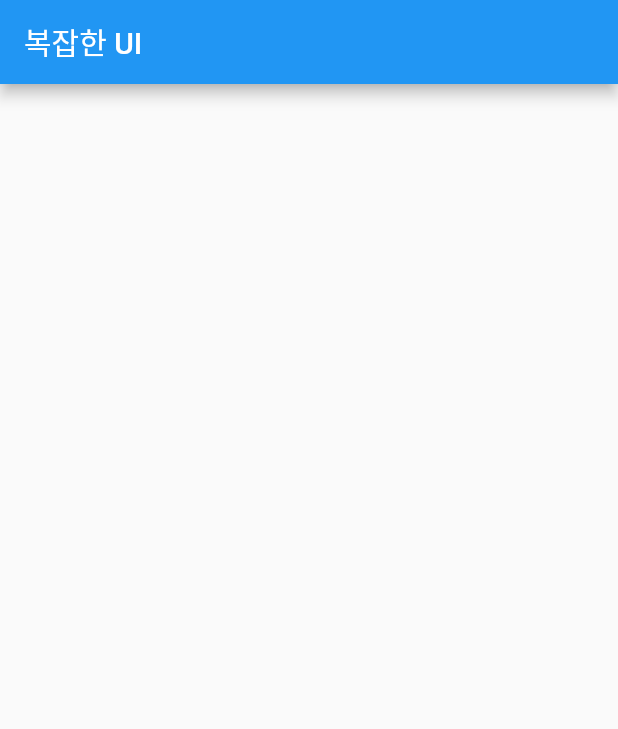
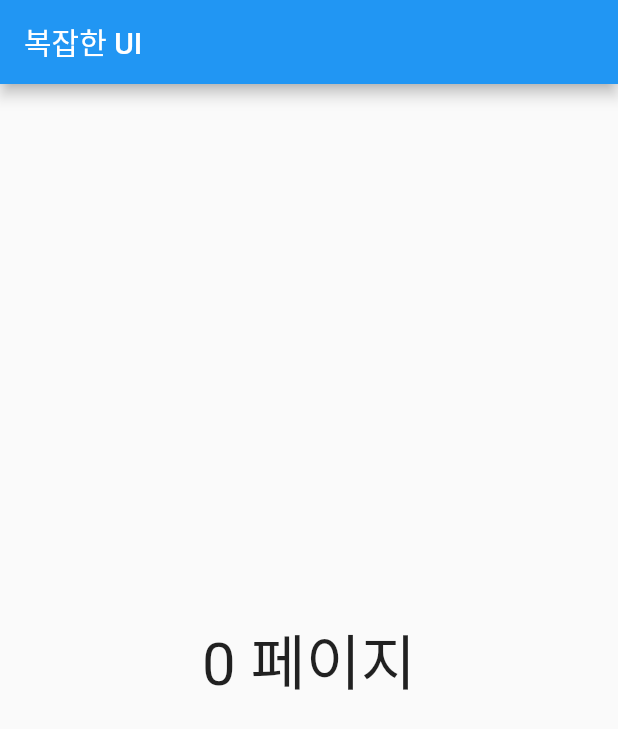
Before and after one commit to chihyeonWON/Flutter-ui, a Flutter app: the screen it shows after launch, on a phone screen of 412 x 824 dp. Shown: the top 729 px of the screen. Run offline on Flutter 3.47's test engine with Material 2 defaults, Android fonts, the phone set to English and light mode, and no system bars.

Commit message:
페이지 인덱스 작성

```diff
--- a/lib/main.dart
+++ b/lib/main.dart
@@ -17,17 +17,26 @@ class MyApp extends StatelessWidget {
 
 // 첫 페이지
 class MyHomePage extends StatefulWidget {
+
   @override
   _MyHomePageState createState() => _MyHomePageState();
 }
 
 class _MyHomePageState extends State<MyHomePage> {
+  var _index = 0; // 페이지 인덱스 0, 1, 2
+
   @override
   Widget build(BuildContext context) {
     return Scaffold(
       appBar:AppBar(
         title:Text('복잡한 UI'),
-      )
+      ),
+      body: Center(
+        child:Text(
+          '$_index 페이지',
+          style:TextStyle(fontSize: 40),
+        ),
+      ),
     );
   }
 }
```
